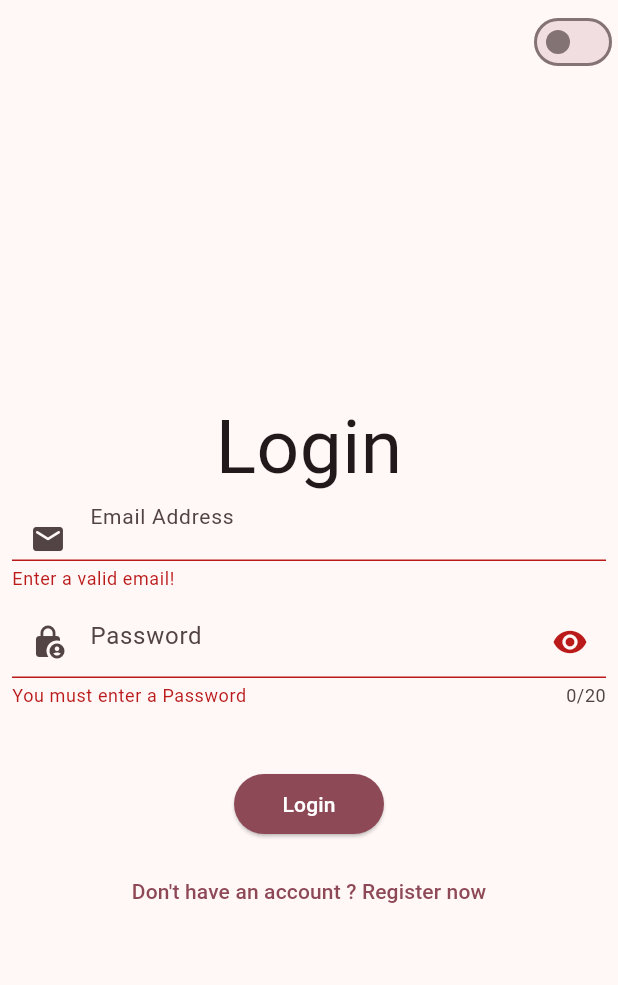
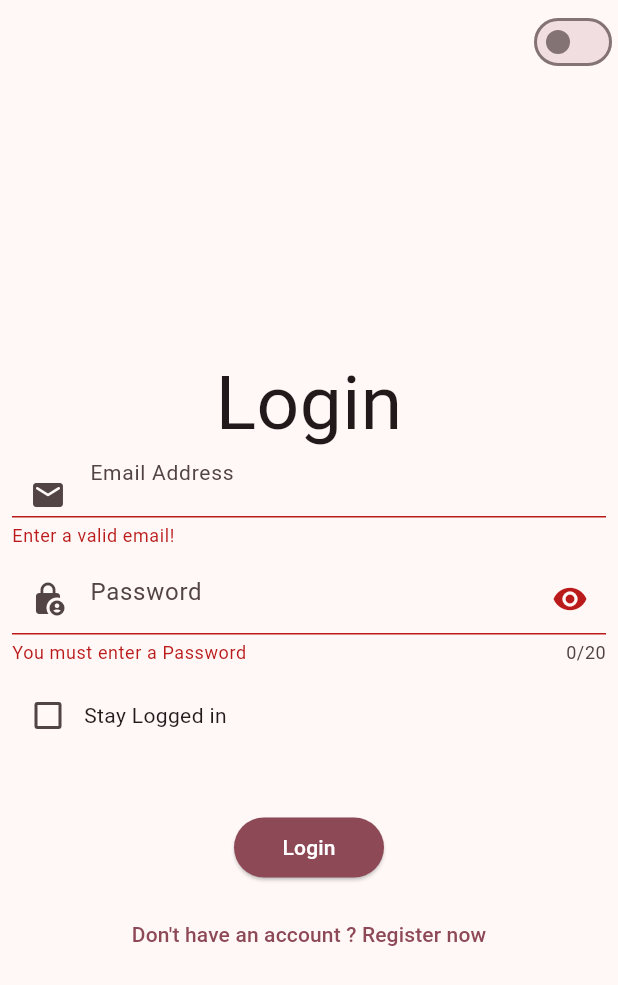
Before and after one commit to MariMohamed/login-signup, a Flutter app: the screen it shows after launch, after a tap on "Login", on a phone screen of 412 x 824 dp. Shown: the top 985 px of the screen. Run offline on Flutter 3.47's test engine with Material 3 defaults, Android fonts, the phone set to English and light mode, and no system bars.

Commit message:
Themeing and fixes

```diff
--- a/lib/core/app_strings.dart
+++ b/lib/core/app_strings.dart
@@ -10,4 +10,5 @@ class AppStrings {
   static const String lastName = "Last Name";
   static const String confirmPassword = "Confirm Password";
   static const String phoneNumber = "Phone Number";
+  static const String logOut = "LogOut";
 }
--- /dev/null
+++ b/lib/core/manager/app_theme.dart
@@ -0,0 +1,15 @@
+import 'package:flutter/material.dart';
+import 'package:login_signin/core/app_colors.dart';
+
+class AppTheme {
+  static ThemeData _standardTheme({required bool isDark}) {
+    return ThemeData(
+      brightness: isDark ? Brightness.dark : Brightness.light,
+      colorSchemeSeed: AppColors.main,
+      useMaterial3: true,
+    );
+  }
+
+  static ThemeData darkTheme = _standardTheme(isDark: true);
+  static ThemeData lightTheme = _standardTheme(isDark: false);
+}
--- /dev/null
+++ b/lib/core/manager/app_themeSwitcher.dart
@@ -0,0 +1,26 @@
+import 'package:flutter/material.dart';
+import 'package:flutter/scheduler.dart';
+
+class ThemeProvider with ChangeNotifier {
+  ThemeMode _themeMode = ThemeMode.system;
+  ThemeMode get themeMode => _themeMode;
+
+  //bool get isDarkMode => _themeMode == ThemeMode.dark;
+  bool get isDarkMode {
+    if (_themeMode == ThemeMode.system) {
+      return SchedulerBinding.instance.platformDispatcher.platformBrightness ==
+          Brightness.dark;
+    }
+    return _themeMode == ThemeMode.dark;
+  }
+
+  void setTheme(ThemeMode mode) {
+    _themeMode = mode;
+    notifyListeners();
+  }
+
+  void toggleTheme(bool isDarkMode) {
+    _themeMode = isDarkMode ? ThemeMode.light : ThemeMode.dark;
+    notifyListeners();
+  }
+}
--- a/lib/main.dart
+++ b/lib/main.dart
@@ -1,10 +1,11 @@
 import 'package:flutter/material.dart';
 import 'package:login_signin/core/app_colors.dart';
 import 'package:login_signin/core/app_router.dart';
+import 'package:login_signin/core/manager/app_theme.dart';
+import 'package:login_signin/core/manager/app_themeSwitcher.dart';
 import 'package:login_signin/presentation/features/homescreen.dart';
 import 'package:login_signin/presentation/features/login.dart';
 import 'package:login_signin/presentation/features/signup.dart';
-import 'package:login_signin/presentation/widget/app_themeSwitch.dart';
 import 'package:provider/provider.dart';
 
 void main() {
@@ -34,16 +35,8 @@ class MyApp extends StatelessWidget {
           },
           initialRoute: Routes.logIn,
           title: 'Flutter Demo',
-          theme: ThemeData(
-            colorSchemeSeed: AppColors.main,
-            brightness: Brightness.light,
-            useMaterial3: true,
-          ),
-          darkTheme: ThemeData(
-            colorSchemeSeed: AppColors.main,
-            brightness: Brightness.dark,
-            useMaterial3: true,
-          ),
+          theme: AppTheme.lightTheme,
+          darkTheme: AppTheme.darkTheme,
           themeMode: themeProvider.themeMode,
         );
       },
--- a/lib/presentation/features/login.dart
+++ b/lib/presentation/features/login.dart
@@ -1,4 +1,5 @@
 import 'package:flutter/material.dart';
+import 'package:login_signin/core/app_Validator.dart';
 import 'package:login_signin/core/app_colors.dart';
 import 'package:login_signin/core/app_router.dart';
 import 'package:login_signin/core/app_strings.dart';
@@ -20,6 +21,7 @@ class LogIn extends StatefulWidget {
 class _LogInState extends State<LogIn> {
   String? _password;
   String? _email;
+  bool _stayLoggedIn = false;
 
   @override
   Widget build(BuildContext context) {
@@ -31,21 +33,13 @@ class _LogInState extends State<LogIn> {
             submitMessage: AppStrings.login,
             onSubmit: () {
               print(
-                "login success \nE_mail is $_email\nPassword is $_password",
+                "login success \nE_mail is $_email\nPassword is $_password\nStay logged in : $_stayLoggedIn",
               ); //Debug
               AppRouter.push(context, Routes.home);
             },
             children: [
               AppTextField(
-                validator: (value) {
-                  if (value!.isEmpty ||
-                      !RegExp(
-                        r"^[a-zA-Z0-9.a-zA-Z0-9.!#$%&'*+-/=?^_`{|}~]+@[a-zA-Z0-9]+\.[a-zA-Z]+",
-                      ).hasMatch(value)) {
-                    return 'Enter a valid email!';
-                  }
-                  return null;
-                },
+                validator: Appvalidator.EmailValidator,
                 onSaved: (value) {
                   _email = value;
                 },
@@ -58,6 +52,19 @@ class _LogInState extends State<LogIn> {
                 onSaved: (value) {
                   _password = value;
                 },
+              ),
+              Row(
+                children: [
+                  Checkbox(
+                    value: _stayLoggedIn,
+                    onChanged: (v) {
+                      setState(() {
+                        _stayLoggedIn = !_stayLoggedIn;
+                      });
+                    },
+                  ),
+                  Text("Stay Logged in"),
+                ],
               ),
             ],
           ),
--- a/lib/presentation/widget/app_textfield.dart
+++ b/lib/presentation/widget/app_textfield.dart
@@ -46,7 +46,7 @@ class AppTextField extends StatelessWidget {
         ),
         validator: validator ?? Appvalidator.defaultRequiredValidator,
         //
-        style: style ?? TextStyle(fontSize: 14, color: AppColors.black),
+        style: style ?? TextStyle(fontSize: 14),
         keyboardType: keyboardType ?? TextInputType.text,
         readOnly: isReadOnly ?? false,
         obscureText: obscureText ?? false,
--- a/lib/presentation/widget/app_themeSwitch.dart
+++ /dev/null
@@ -1,34 +0,0 @@
-import 'package:flutter/material.dart';
-import 'package:login_signin/main.dart';
-import 'package:provider/provider.dart';
-
-class ThemeProvider with ChangeNotifier {
-  ThemeMode _themeMode = ThemeMode.system;
-  ThemeMode get themeMode => _themeMode;
-  bool get isDarkMode => _themeMode == ThemeMode.dark;
-
-  void setTheme(ThemeMode mode) {
-    _themeMode = mode;
-    notifyListeners();
-  }
-
-  void toggleTheme(bool isDarkMode) {
-    _themeMode = isDarkMode ? ThemeMode.light : ThemeMode.dark;
-    notifyListeners();
-  }
-}
-
-class AppThemeSwitch extends StatelessWidget {
-  const AppThemeSwitch({super.key});
-
-  @override
-  Widget build(BuildContext context) {
-    final themeProvider = Provider.of<ThemeProvider>(context, listen: true);
-    return Switch(
-      value: themeProvider.isDarkMode,
-      onChanged: (value) {
-        themeProvider.setTheme(value ? ThemeMode.dark : ThemeMode.light);
-      },
-    );
-  }
-}
--- a/lib/presentation/widget/appbutton.dart
+++ b/lib/presentation/widget/appbutton.dart
@@ -1,5 +1,4 @@
 import 'package:flutter/material.dart';
-import 'package:login_signin/core/app_colors.dart';
 
 class AppButton extends StatelessWidget {
   const AppButton({
--- a/lib/presentation/widget/custom_scaffold.dart
+++ b/lib/presentation/widget/custom_scaffold.dart
@@ -1,14 +1,23 @@
 import 'package:flutter/material.dart';
-import 'package:login_signin/presentation/widget/app_themeSwitch.dart';
+import 'package:login_signin/core/manager/app_themeSwitcher.dart';
+import 'package:provider/provider.dart';
 
 class CustomScaffold extends StatelessWidget {
   const CustomScaffold({super.key, required this.body});
   final Widget body;
   @override
   Widget build(BuildContext context) {
+    final themeProvider = Provider.of<ThemeProvider>(context, listen: true);
     return Scaffold(
       appBar: AppBar(
-        actions: [AppThemeSwitch()],
+        actions: [
+          Switch(
+            value: themeProvider.isDarkMode,
+            onChanged: (value) {
+              themeProvider.setTheme(value ? ThemeMode.dark : ThemeMode.light);
+            },
+          ),
+        ],
         automaticallyImplyLeading: false,
       ),
       body: body,
--- a/lib/presentation/widget/formTemp.dart
+++ b/lib/presentation/widget/formTemp.dart
@@ -1,5 +1,4 @@
 import 'package:flutter/material.dart';
-import 'package:login_signin/core/app_colors.dart';
 import 'package:login_signin/presentation/widget/appbutton.dart';
 
 class FormTemplate extends StatelessWidget {
```
Also changed, not shown: lib/presentation/features/homescreen.dart (+12 -8 lines), lib/presentation/widget/standardContainer.dart (deleted, +0 -20 lines).
